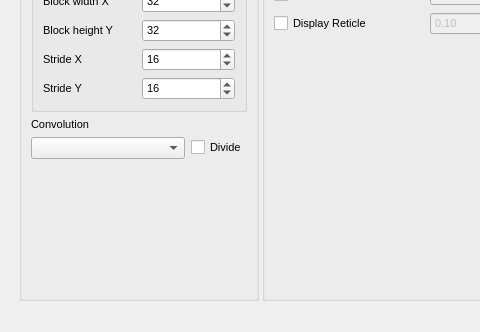
DigitalHolography/Holovibes, file Ui/assets/ui/mainwindow.ui: the form before one commit; both pictures show x 0 to 480 and y 483 to 815 of the 1291 by 815 pixel window.
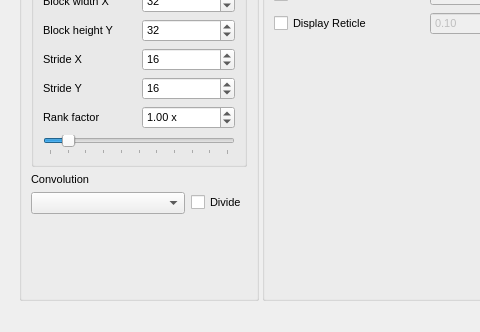
The form after the commit. Custom widgets are drawn as their Qt base class.

Commit message: feat: rank factor added to local_pca

The edit to the form file:
```diff
--- a/Ui/assets/ui/mainwindow.ui
+++ b/Ui/assets/ui/mainwindow.ui
@@ -649,6 +649,35 @@
                 <property name="value"><number>16</number></property>
                </widget>
               </item>
+              <item row="4" column="0">
+               <widget class="QLabel" name="PcaRankFactorLabel">
+                <property name="text"><string>Rank factor</string></property>
+                <property name="toolTip"><string>Multiplier for the number of strongest components removed. 0 removes none; 1 uses the original effective rank; larger values remove more.</string></property>
+               </widget>
+              </item>
+              <item row="4" column="1">
+               <widget class="QDoubleSpinBox" name="PcaRankFactorSpinBox">
+                <property name="toolTip"><string>Removed components = ceil(factor x effective rank), limited to the time window. The multiplier is applied before rounding.</string></property>
+                <property name="keyboardTracking"><bool>false</bool></property>
+                <property name="suffix"><string> x</string></property>
+                <property name="decimals"><number>2</number></property>
+                <property name="minimum"><double>0.000000000000000</double></property>
+                <property name="maximum"><double>10.000000000000000</double></property>
+                <property name="singleStep"><double>0.010000000000000</double></property>
+                <property name="value"><double>1.000000000000000</double></property>
+               </widget>
+              </item>
+              <item row="5" column="0" colspan="2">
+               <widget class="QSlider" name="PcaRankFactorSlider">
+                <property name="toolTip"><string>Adjust Local PCA component removal from 0 to 10 times the effective rank. Default: 1.</string></property>
+                <property name="maximum"><number>1000</number></property>
+                <property name="pageStep"><number>10</number></property>
+                <property name="value"><number>100</number></property>
+                <property name="orientation"><enum>Qt::Horizontal</enum></property>
+                <property name="tickPosition"><enum>QSlider::TicksBelow</enum></property>
+                <property name="tickInterval"><number>100</number></property>
+               </widget>
+              </item>
              </layout>
             </widget>
            </item>
```
The commit also changes 18 other files.
